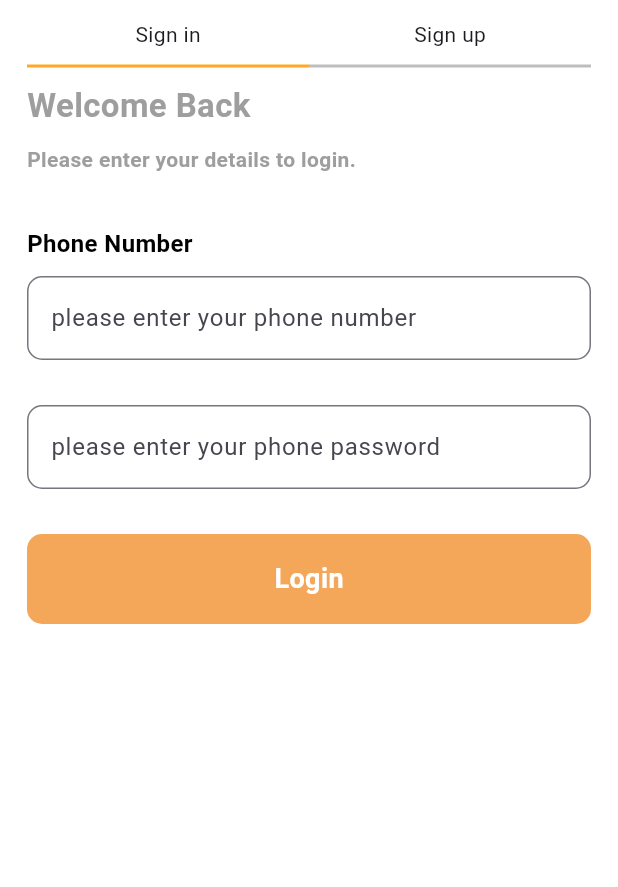
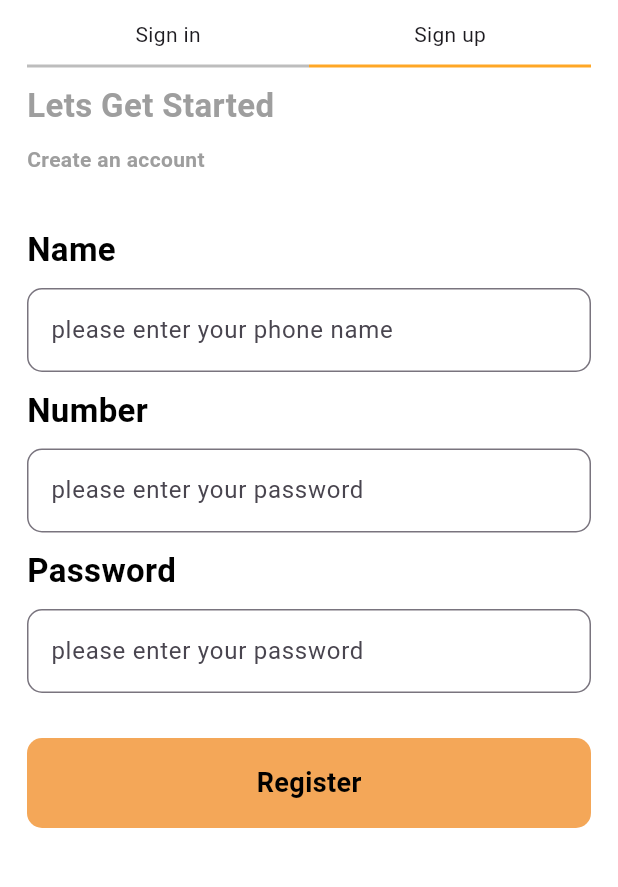
Before and after one commit to RontuMohonto/API_in_e_commerce, a Flutter app: the screen it shows after launch, on a phone screen of 412 x 824 dp, the part 84-971 px from its top. Run offline on Flutter 3.47's test engine with Material 3 defaults, Android fonts, the phone set to English and light mode, and no system bars.

Commit message:
register screen

```diff
--- a/lib/screen/auth/UI.dart
+++ b/lib/screen/auth/UI.dart
@@ -1,4 +1,5 @@
 import 'package:dada_garments_full_with_api/screen/auth/log/login.dart';
+import 'package:dada_garments_full_with_api/screen/auth/reg/RegSc.dart';
 import 'package:flutter/material.dart';
 
 import 'widgets/tabbar.dart';
@@ -11,7 +12,7 @@ class AuthScreen extends StatefulWidget {
 }
 
 class _AuthScreenState extends State<AuthScreen> {
-  int selected = 1;
+  int selected = 2;
 
   @override
   Widget build(BuildContext context) {
@@ -59,7 +60,7 @@ class _AuthScreenState extends State<AuthScreen> {
                   ),
                 ],
               ),
-               selected ==1 ? LoginPage() : Text("data"),
+              selected == 1 ? LoginPage() : RegPage(),
             ],
           ),
         ),
--- /dev/null
+++ b/lib/screen/auth/reg/RegSc.dart
@@ -0,0 +1,149 @@
+import 'dart:developer';
+
+import 'package:flutter/material.dart';
+
+import '../widgets/text.dart';
+
+class RegPage extends StatefulWidget {
+  const RegPage({super.key});
+
+  @override
+  State<RegPage> createState() => _RegPageState();
+}
+
+class _RegPageState extends State<RegPage> {
+  final _formKey = GlobalKey<FormState>();
+
+  final TextEditingController nameC = TextEditingController();
+  final TextEditingController numberC = TextEditingController();
+  final TextEditingController passC = TextEditingController();
+
+  @override
+  Widget build(BuildContext context) {
+    return Form(
+      key: _formKey,
+      child: Column(
+        spacing: 10,
+        crossAxisAlignment: CrossAxisAlignment.start,
+        children: [
+          CustomText(
+            text: 'Lets Get Started',
+            fontSize: 22,
+            fontWeight: FontWeight.w600,
+          ),
+          CustomText(
+            text: 'Create an account',
+            fontSize: 14,
+            fontWeight: FontWeight.w600,
+          ),
+          SizedBox(height: 15),
+          CustomText(
+            text: "Name",
+            fontSize: 22,
+            fontWeight: FontWeight.bold,
+            color: Colors.black,
+          ),
+
+          //name form field
+          TextFormField(
+            controller: nameC,
+            validator: (v) {
+              if (v == null || v.isEmpty) {
+                return "please enter phone";
+              } else {
+                return "";
+              }
+            },
+            decoration: InputDecoration(
+              hintText: "please enter your phone name",
+              border: OutlineInputBorder(
+                borderRadius: BorderRadius.circular(10),
+              ),
+            ),
+          ),
+
+          CustomText(
+            text: "Number",
+            fontSize: 22,
+            color: Colors.black,
+            fontWeight: FontWeight.w600,
+          ),
+
+          //number formfield
+          TextFormField(
+            controller: numberC,
+            validator: (v) {
+              if (v == null || v.isEmpty) {
+                return "please enter phone";
+              } else if (!RegExp(r'^(01)[0-9]{9}$').hasMatch((v))) {
+                return "please enter a valid number";
+              } else {
+                return "";
+              }
+            },
+            decoration: InputDecoration(
+              hintText: "please enter your password",
+              border: OutlineInputBorder(
+                borderRadius: BorderRadius.circular(10),
+              ),
+            ),
+          ),
+
+          //password validator
+          CustomText(
+            text: "Password",
+            fontSize: 22,
+            fontWeight: FontWeight.w600,
+            color: Colors.black,
+          ),
+          TextFormField(
+            controller: passC,
+            validator: (v) {
+              if (v == null || v.isEmpty) {
+                return "please enter password";
+              } else if (!RegExp(
+                r'^(?=.*[A-Z])(?=.*[a-z])(?=.*[0-9])(?=.*[!@#$%&*]).{8,}$',
+              ).hasMatch((v))) {
+                return "Password must contain A-Z, a-z, 0-9, special character & minimum 8 characters";
+              } else {
+                return "";
+              }
+            },
+            decoration: InputDecoration(
+              hintText: "please enter your password",
+              border: OutlineInputBorder(
+                borderRadius: BorderRadius.circular(10),
+              ),
+            ),
+          ),
+          SizedBox(height: 10),
+
+          InkWell(
+            onTap: () {
+              log("========");
+            },
+            child: Container(
+              height: 60,
+              width: MediaQuery.sizeOf(context).width,
+              decoration: BoxDecoration(
+                color: Color(0xffF4A758),
+                borderRadius: BorderRadius.circular(10),
+              ),
+              child: Row(
+                mainAxisAlignment: MainAxisAlignment.center,
+                children: [
+                  CustomText(
+                    text: "Register",
+                    fontWeight: FontWeight.w600,
+                    fontSize: 18,
+                    color: Colors.black,
+                  ),
+                ],
+              ),
+            ),
+          ),
+        ],
+      ),
+    );
+  }
+}
--- a/lib/screen/auth/widgets/text.dart
+++ b/lib/screen/auth/widgets/text.dart
@@ -1,5 +1,3 @@
-import 'dart:ffi';
-
 import 'package:flutter/material.dart';
 
 class CustomText extends StatelessWidget {
```
